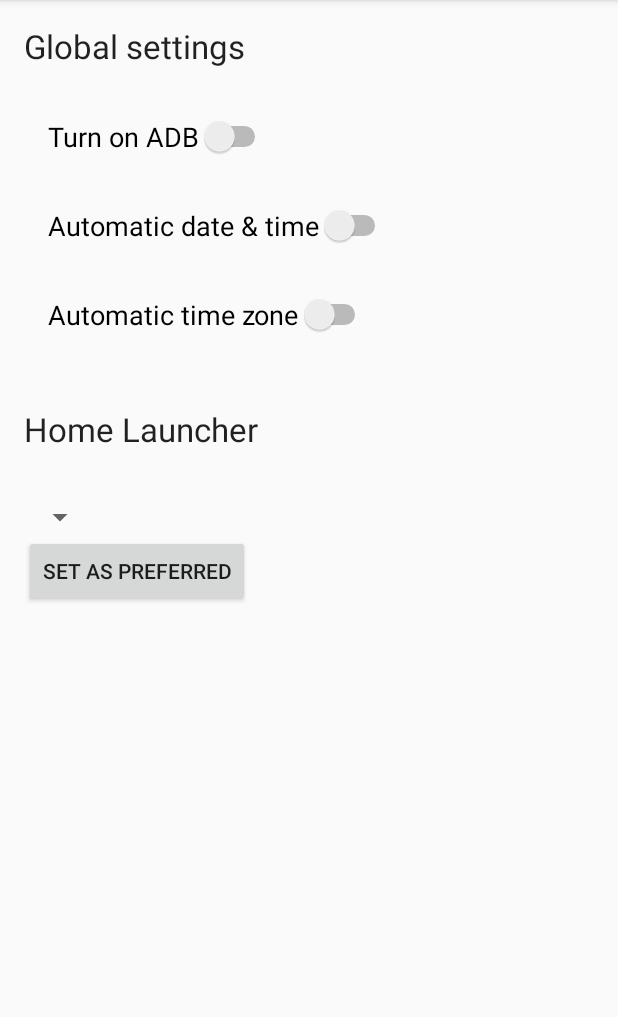
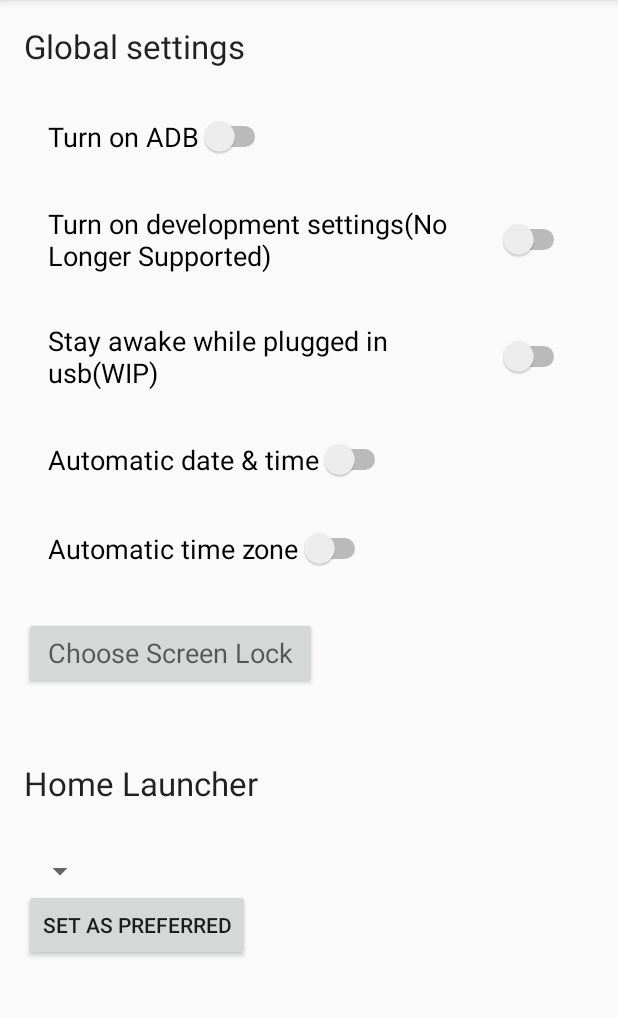
Before and after one commit to googlearchive/android-DeviceOwner, an Android app: the fragment DeviceOwnerFragment placed in its activity, on a phone screen of 412 x 824 dp, the part 84-1101 px from its top. Run offline under Robolectric (Android 15) with nearby library versions, the phone set to English and light mode, and no system bars; 2 statements that could not run were skipped.

Commit message:
Added button "Choose Screen Lock" to app

```diff
--- a/Application/build.gradle
+++ b/Application/build.gradle
@@ -6,7 +6,7 @@ buildscript {
     }
 
     dependencies {
-        classpath 'com.android.tools.build:gradle:3.3.0'
+        classpath 'com.android.tools.build:gradle:3.3.1'
     }
 }
 
--- a/Application/src/main/java/com/example/android/deviceowner/DeviceOwnerFragment.java
+++ b/Application/src/main/java/com/example/android/deviceowner/DeviceOwnerFragment.java
@@ -58,10 +58,13 @@ public class DeviceOwnerFragment extends Fragment {
 
     // View references
     private Switch mSwitchADB;
+    private Switch mSwitchDevelopmentSetting;
+    private Switch mSwitchAwake;
     private Switch mSwitchAutoTime;
     private Switch mSwitchAutoTimeZone;
     private Spinner mAvailableLaunchers;
     private Button mButtonLauncher;
+    private Button mButtonScreenLock;
 
     // Adapter for the spinner to show list of available launchers
     private LauncherAdapter mAdapter;
@@ -79,6 +82,14 @@ public class DeviceOwnerFragment extends Fragment {
                     setBooleanGlobalSetting(Settings.Global.ADB_ENABLED, isChecked);
                     retrieveCurrentSettings(getActivity());
                     break;
+                case R.id.switch_development_setting:
+                    setBooleanGlobalSetting(Settings.Global.DEVELOPMENT_SETTINGS_ENABLED, isChecked);
+                    retrieveCurrentSettings(getActivity());
+                    break;
+                case R.id.switch_stay_awake:
+                    setBooleanGlobalSetting(Settings.Global.STAY_ON_WHILE_PLUGGED_IN, isChecked);
+                    retrieveCurrentSettings(getActivity());
+                    break;
                 case R.id.switch_auto_time:
                     setBooleanGlobalSetting(Settings.Global.AUTO_TIME, isChecked);
                     retrieveCurrentSettings(getActivity());
@@ -87,6 +98,7 @@ public class DeviceOwnerFragment extends Fragment {
                     setBooleanGlobalSetting(Settings.Global.AUTO_TIME_ZONE, isChecked);
                     retrieveCurrentSettings(getActivity());
                     break;
+
             }
         }
 
@@ -108,6 +120,10 @@ public class DeviceOwnerFragment extends Fragment {
                         clearPreferredLauncher();
                     }
                     retrieveCurrentSettings(getActivity());
+                    break;
+                case R.id.button_screen_lock:
+                    Intent intent = new Intent(DevicePolicyManager.ACTION_SET_NEW_PASSWORD);
+                    startActivity(intent);
                     break;
             }
         }
@@ -132,14 +148,20 @@ public class DeviceOwnerFragment extends Fragment {
     public void onViewCreated(View view, Bundle savedInstanceState) {
         // Retain references
         mSwitchADB = (Switch) view.findViewById(R.id.switch_ADB);
+        mSwitchDevelopmentSetting = (Switch) view.findViewById(R.id.switch_development_setting);
+        mSwitchAwake = (Switch) view.findViewById(R.id.switch_ADB);
         mSwitchAutoTime = (Switch) view.findViewById(R.id.switch_auto_time);
         mSwitchAutoTimeZone = (Switch) view.findViewById(R.id.switch_auto_time_zone);
         mAvailableLaunchers = (Spinner) view.findViewById(R.id.available_launchers);
+        mButtonScreenLock = (Button) view.findViewById(R.id.button_screen_lock);
         mButtonLauncher = (Button) view.findViewById(R.id.set_preferred_launcher);
         // Bind event handlers
         mSwitchADB.setOnCheckedChangeListener(mOnCheckedChangeListener);
+        mSwitchDevelopmentSetting.setOnCheckedChangeListener(mOnCheckedChangeListener);
+        mSwitchAwake.setOnCheckedChangeListener(mOnCheckedChangeListener);
         mSwitchAutoTime.setOnCheckedChangeListener(mOnCheckedChangeListener);
         mSwitchAutoTimeZone.setOnCheckedChangeListener(mOnCheckedChangeListener);
+        mButtonScreenLock.setOnClickListener(mOnClickListener);
         mButtonLauncher.setOnClickListener(mOnClickListener);
     }
 
--- a/Application/src/main/res/layout/fragment_device_owner.xml
+++ b/Application/src/main/res/layout/fragment_device_owner.xml
@@ -41,7 +41,24 @@
             android:paddingStart="@dimen/margin_medium"
             android:text="@string/lable_adb"
             android:textAppearance="?android:attr/textAppearanceMedium"/>
-
+        <Switch
+            android:id="@+id/switch_development_setting"
+            android:layout_width="wrap_content"
+            android:layout_height="wrap_content"
+            android:layout_margin="@dimen/margin_medium"
+            android:paddingEnd="@dimen/margin_medium"
+            android:paddingStart="@dimen/margin_medium"
+            android:text="@string/lable_switch_development_setting"
+            android:textAppearance="?android:attr/textAppearanceMedium"/>
+        <Switch
+            android:id="@+id/switch_stay_awake"
+            android:layout_width="wrap_content"
+            android:layout_height="wrap_content"
+            android:layout_margin="@dimen/margin_medium"
+            android:paddingEnd="@dimen/margin_medium"
+            android:paddingStart="@dimen/margin_medium"
+            android:text="@string/lable_switch_stay_awake"
+            android:textAppearance="?android:attr/textAppearanceMedium"/>
         <Switch
             android:id="@+id/switch_auto_time"
             android:layout_width="wrap_content"
@@ -60,6 +77,16 @@
             android:paddingEnd="@dimen/margin_medium"
             android:paddingStart="@dimen/margin_medium"
             android:text="@string/label_auto_time_zone"
+            android:textAppearance="?android:attr/textAppearanceMedium"/>
+
+        <Button
+            android:id="@+id/button_screen_lock"
+            android:layout_width="wrap_content"
+            android:layout_height="wrap_content"
+            android:layout_margin="@dimen/margin_medium"
+            android:paddingEnd="@dimen/margin_medium"
+            android:paddingStart="@dimen/margin_medium"
+            android:text="@string/label_screen_lock"
             android:textAppearance="?android:attr/textAppearanceMedium"/>
 
         <Space
--- a/Application/src/main/res/values/strings.xml
+++ b/Application/src/main/res/values/strings.xml
@@ -25,8 +25,11 @@
 
     <string name="label_global_settings">Global settings</string>
     <string name="lable_adb">Turn on ADB</string>
+    <string name="lable_switch_stay_awake">Stay awake while plugged in usb(WIP)</string>
+    <string name="lable_switch_development_setting">Turn on development settings(No Longer Supported)</string>
     <string name="label_auto_time">Automatic date &amp; time</string>
     <string name="label_auto_time_zone">Automatic time zone</string>
+    <string name="label_screen_lock">Choose Screen Lock</string>
 
     <string name="label_launcher">Home Launcher</string>
     <string name="set_as_preferred">Set as preferred</string>
```
